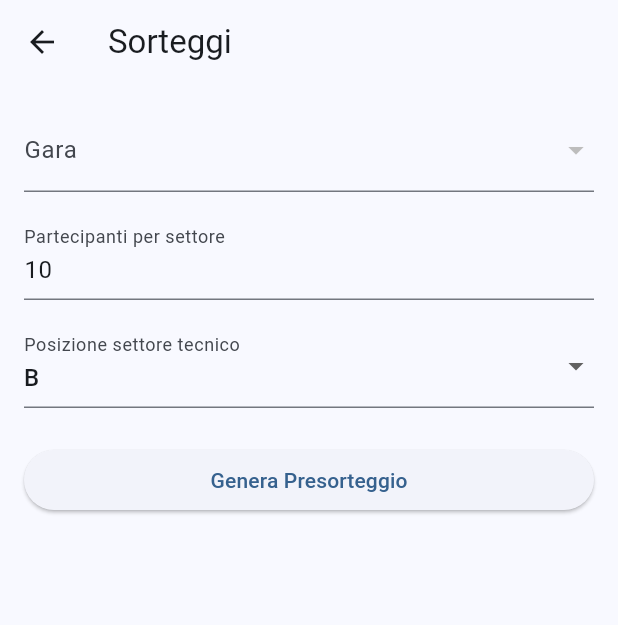
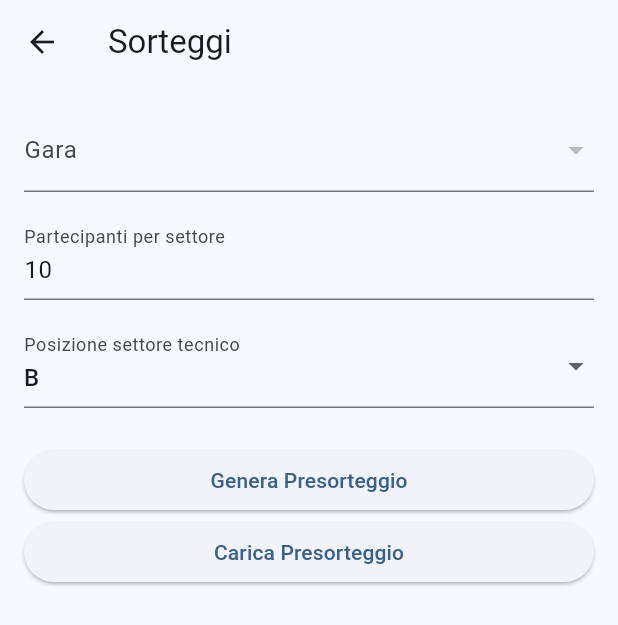
Before and after one commit to leandrobarchiesi-source/app-gare-pesca, a Flutter app: the SorteggiPage screen opened directly, on a phone screen of 412 x 824 dp. Shown: the top 625 px of the screen. Run offline on Flutter 3.47's test engine with Material 3 defaults, Android fonts, the phone set to English and light mode, and no system bars; our stand-ins replace supabase_flutter; accounts and stored records are empty; network calls fail.

Commit message:
Terminologia definitiva gare e presorteggio persistente

```diff
--- a/lib/features/gare/gare_page.dart
+++ b/lib/features/gare/gare_page.dart
@@ -33,8 +33,7 @@ class _GarePageState extends State<GarePage> {
     final gruppi = <String, List<Map<String, dynamic>>>{};
 
     for (final g in gare) {
-      final trofeo = g['trofeo']?['nome'] ?? '🎣 Gare Singole';
-
+      final trofeo = g['trofeo']?['nome'] ?? '🎣 Gare Individuali';
       gruppi.putIfAbsent(
         trofeo,
         () => [],
--- a/lib/features/iscrizioni/iscrizioni_page.dart
+++ b/lib/features/iscrizioni/iscrizioni_page.dart
@@ -71,7 +71,7 @@ class _IscrizioniPageState extends State<IscrizioniPage> {
 
     final gruppo = iscrizione['gruppo'];
 
-    // ISCRIZIONE SINGOLA
+    // ISCRIZIONE INDIVIDUALE
     if (gruppo == null) {
       await service.deleteIscrizione(
         iscrizione['id'],
@@ -139,8 +139,7 @@ class _IscrizioniPageState extends State<IscrizioniPage> {
                 continue;
               }
 
-              final nomeGruppo = gruppo['nome'] ?? 'Gruppo';
-
+              final nomeGruppo = gruppo['nome'] ?? '';
               gruppi.putIfAbsent(
                 nomeGruppo,
                 () => [],
--- a/lib/features/sorteggi/sorteggi_page.dart
+++ b/lib/features/sorteggi/sorteggi_page.dart
@@ -15,6 +15,16 @@ class _SorteggiPageState extends State<SorteggiPage> {
 
   List<Map<String, dynamic>> gare = [];
   List<String> anteprima = [];
+  List<Map<String, dynamic>> presorteggio = [];
+  Map<String, dynamic>? garaInfo;
+
+  int numeroIscritti = 0;
+
+  int numeroSquadreOCoppie = 0;
+
+  int numeroSettori = 0;
+
+  bool presorteggioPresente = false;
 
   String? garaSelezionata;
 
@@ -187,6 +197,64 @@ class _SorteggiPageState extends State<SorteggiPage> {
     }
   }
 
+  Future<void> aggiornaRiepilogo() async {
+    if (garaSelezionata == null) {
+      return;
+    }
+
+    final gara = gare.firstWhere(
+      (g) => g['id'] == garaSelezionata,
+    );
+
+    final iscrizioni = await service.getIscrizioniByGara(
+      garaSelezionata!,
+    );
+
+    final presorteggi = await service.getPresorteggioByGara(
+      garaSelezionata!,
+    );
+
+    final modalita = gara['modalita_gara'] ?? '';
+
+    int squadreOCoppie = 0;
+
+    if (modalita.contains('Box')) {
+      final gruppi = <String>{};
+
+      for (final i in iscrizioni) {
+        final gruppo = i['gruppo'];
+
+        if (gruppo == null) continue;
+
+        gruppi.add(
+          gruppo['id'],
+        );
+      }
+
+      squadreOCoppie = gruppi.length;
+    }
+
+    final settori = <String>{};
+
+    for (final p in presorteggi) {
+      settori.add(
+        '${p['zona']}-${p['settore_numero']}',
+      );
+    }
+
+    setState(() {
+      garaInfo = gara;
+
+      numeroIscritti = iscrizioni.length;
+
+      numeroSquadreOCoppie = squadreOCoppie;
+
+      numeroSettori = settori.length;
+
+      presorteggioPresente = presorteggi.isNotEmpty;
+    });
+  }
+
   @override
   Widget build(BuildContext context) {
     return Scaffold(
@@ -216,15 +284,66 @@ class _SorteggiPageState extends State<SorteggiPage> {
                 ),
               );
             }).toList(),
-            onChanged: (v) {
+            onChanged: (v) async {
               setState(() {
                 garaSelezionata = v;
               });
+
+              await aggiornaRiepilogo();
             },
           ),
           const SizedBox(
             height: 16,
           ),
+          if (garaInfo != null)
+            Card(
+              child: Padding(
+                padding: const EdgeInsets.all(
+                  12,
+                ),
+                child: Column(
+                  crossAxisAlignment: CrossAxisAlignment.start,
+                  children: [
+                    const Text(
+                      'RIEPILOGO GARA',
+                      style: TextStyle(
+                        fontWeight: FontWeight.bold,
+                      ),
+                    ),
+                    const SizedBox(
+                      height: 8,
+                    ),
+                    Text(
+                      'Trofeo: ${garaInfo!['trofeo']?['nome'] ?? '-'}',
+                    ),
+                    Text(
+                      'Modalità: ${garaInfo!['modalita_gara']}',
+                    ),
+                    Text(
+                      'Zone: ${garaInfo!['num_zone'] ?? 1}',
+                    ),
+                    Text(
+                      'Iscritti: $numeroIscritti',
+                    ),
+                    if ((garaInfo!['modalita_gara'] ?? '').contains('Squadre'))
+                      Text(
+                        'Squadre: $numeroSquadreOCoppie',
+                      ),
+                    if ((garaInfo!['modalita_gara'] ?? '').contains('Coppie'))
+                      Text(
+                        'Coppie: $numeroSquadreOCoppie',
+                      ),
+                    Text(
+                      'Settori: $numeroSettori',
+                    ),
+                    Text(
+                      'Presorteggio: '
+                      '${presorteggioPresente ? 'SI' : 'NO'}',
+                    ),
+                  ],
+                ),
+              ),
+            ),
           TextFormField(
             controller: partecipantiPerSettoreController,
             keyboardType: TextInputType.number,
@@ -448,6 +567,28 @@ class _SorteggiPageState extends State<SorteggiPage> {
               'Genera Presorteggio',
             ),
           ),
+          ElevatedButton(
+            onPressed: () async {
+              if (garaSelezionata == null) {
+                return;
+              }
+
+              final dati = await service.getPresorteggioByGara(
+                garaSelezionata!,
+              );
+
+              setState(() {
+                presorteggio = dati;
+              });
+
+              debugPrint(
+                'Righe presorteggio: ${dati.length}',
+              );
+            },
+            child: const Text(
+              'Carica Presorteggio',
+            ),
+          ),
           const SizedBox(
             height: 24,
           ),
@@ -461,6 +602,24 @@ class _SorteggiPageState extends State<SorteggiPage> {
               ),
             ),
           ),
+          if (presorteggio.isNotEmpty) ...[
+            const SizedBox(
+              height: 20,
+            ),
+            const Text(
+              'Presorteggio salvato',
+              style: TextStyle(
+                fontWeight: FontWeight.bold,
+              ),
+            ),
+            ...presorteggio.map(
+              (r) => Text(
+                'Zona ${r['zona']} '
+                '- Settore ${r['settore_numero']} '
+                '- ${r['concorrente_lettera']}',
+              ),
+            ),
+          ],
         ],
       ),
     );
```
Also changed, not shown: lib/features/gare/gara_form.dart (+34 -47 lines), lib/features/iscrizioni/iscrizione_form.dart (+17 -22 lines), lib/features/sorteggi/sorteggi_service.dart (+20 -0 lines), lib/features/trofei/trofeo_form.dart (+25 -36 lines).
